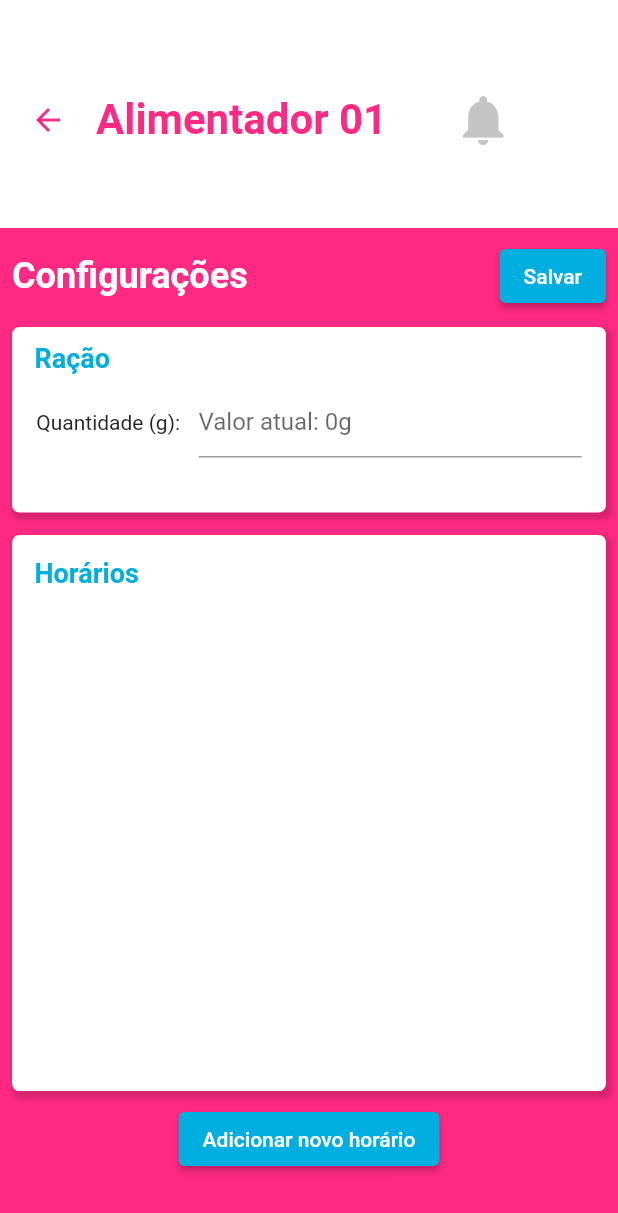
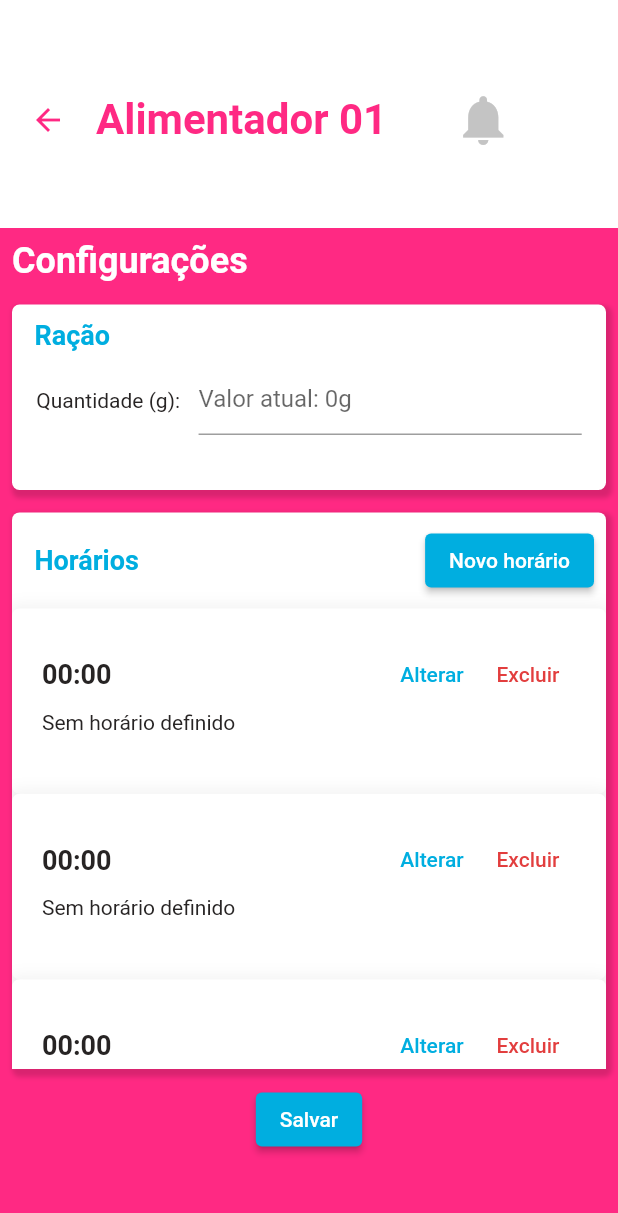
Before and after one commit to MateusLim4/PetEat, a Flutter app: the ConfigPage screen opened by its route, after a tap on "Salvar", on a phone screen of 412 x 824 dp. Shown: the top 1213 px of the screen. Run offline on Flutter 3.47's test engine with Material 2 defaults, Android fonts, the phone set to English and light mode, and no system bars; our stand-ins replace firebase_core, fl_chart, google_fonts, google_sign_in, shared_preferences; missing offline and left inert: firebase_core_web, google_sign_in_web, shared_preferences_web; accounts and stored records are empty; Roboto replaces fonts that are missing (Sunflower).

Commit message:
alteração configurações

```diff
--- a/peteat/lib/modules/config/config_page.dart
+++ b/peteat/lib/modules/config/config_page.dart
@@ -1,10 +1,8 @@
 import 'package:flutter/material.dart';
-import 'package:peteat/share/models/hour_model.dart';
 import 'package:peteat/share/presets/app_colors.dart';
 import 'package:peteat/share/presets/app_text_style.dart';
-import 'package:peteat/share/widgets/hourlist/hour_list.dart';
-import 'package:peteat/share/widgets/hourlist/hour_list_controller.dart';
 import 'package:peteat/share/widgets/my-globals.dart';
+import 'package:peteat/share/widgets/timewidget/time_widget.dart';
 
 class ConfigPage extends StatefulWidget {
   const ConfigPage({Key? key}) : super(key: key);
@@ -21,7 +19,6 @@ class _ConfigPageState extends State<ConfigPage> {
     }
   }
 
-  final controller = HourListController();
   @override
   Widget build(BuildContext context) {
     final size = MediaQuery.of(context).size;
@@ -74,24 +71,10 @@ class _ConfigPageState extends State<ConfigPage> {
                       'Configurações',
                       style: TextStyles.titleHomeThin,
                     ),
-                    ElevatedButton(
-                      onPressed: () {
-                        quantAlimento();
-                        Navigator.pushReplacement(
-                            context,
-                            MaterialPageRoute(
-                                builder: (BuildContext context) =>
-                                    super.widget));
-                      },
-                      child: const Text('Salvar'),
-                      style: ButtonStyle(
-                          backgroundColor:
-                              MaterialStateProperty.all(AppColors.secondary)),
-                    )
                   ],
                 ),
                 Padding(
-                  padding: const EdgeInsets.only(top: 10.0),
+                  padding: const EdgeInsets.only(top: 15.0),
                   child: Container(
                       height: size.height * 0.15,
                       width: size.width,
@@ -165,6 +148,10 @@ class _ConfigPageState extends State<ConfigPage> {
                           Column(
                             crossAxisAlignment: CrossAxisAlignment.stretch,
                             children: [
+                              Row(
+                                mainAxisAlignment:
+                                    MainAxisAlignment.spaceBetween,
+                                children: [
                                   Padding(
                                     padding: const EdgeInsets.all(15),
                                     child: Text('Horários',
@@ -172,8 +159,23 @@ class _ConfigPageState extends State<ConfigPage> {
                                   ),
                                   Padding(
                                     padding: const EdgeInsets.all(8.0),
-                                child: HourListWidget(key: UniqueKey()),
+                                    child: ElevatedButton(
+                                      onPressed: () {
+                                        Navigator.pushNamed(
+                                            context, '/changeTime');
+                                      },
+                                      child: const Text('Novo horário'),
+                                      style: ButtonStyle(
+                                          backgroundColor:
+                                              MaterialStateProperty.all(
+                                                  AppColors.secondary)),
                                     ),
+                                  ),
+                                ],
+                              ),
+                              TimeWidget(),
+                              TimeWidget(),
+                              TimeWidget(),
                             ],
                           ),
                         ],
@@ -182,12 +184,16 @@ class _ConfigPageState extends State<ConfigPage> {
                   ),
                 ),
                 Padding(
-                  padding: const EdgeInsets.all(8.0),
+                  padding: const EdgeInsets.all(10),
                   child: ElevatedButton(
                     onPressed: () {
-                      Navigator.pushNamed(context, '/changeTime');
+                      quantAlimento();
+                      Navigator.pushReplacement(
+                          context,
+                          MaterialPageRoute(
+                              builder: (BuildContext context) => super.widget));
                     },
-                    child: const Text('Adicionar novo horário'),
+                    child: const Text('Salvar'),
                     style: ButtonStyle(
                         backgroundColor:
                             MaterialStateProperty.all(AppColors.secondary)),
--- a/peteat/lib/modules/home/home2.dart
+++ b/peteat/lib/modules/home/home2.dart
@@ -1,5 +1,4 @@
 import 'package:flutter/material.dart';
-import 'package:peteat/share/models/user_model.dart';
 import 'package:peteat/share/presets/app_colors.dart';
 import 'package:peteat/share/presets/app_text_style.dart';
 import 'package:peteat/share/widgets/my-globals.dart';
--- a/peteat/lib/share/models/hour_model.dart
+++ /dev/null
@@ -1,48 +0,0 @@
-import 'dart:convert';
-
-class HourModel {
-  final String? hora;
-  final String? semana;
-  HourModel({this.semana, this.hora});
-
-  HourModel copyWith({
-    String? hora,
-    String? semana,
-  }) {
-    return HourModel(
-      hora: this.hora,
-      semana: this.semana,
-    );
-  }
-
-  Map<String, dynamic> toMap() {
-    return {
-      'hora': hora,
-      'semana': semana,
-    };
-  }
-
-  factory HourModel.fromMap(Map<String, dynamic> map) {
-    return HourModel(
-      hora: map['hora'],
-      semana: map['semana'],
-    );
-  }
-
-  String toJson() => json.encode(toMap());
-
-  factory HourModel.fromJson(String source) =>
-      HourModel.fromMap(json.decode(source));
-
-  @override
-  bool operator ==(Object other) {
-    if (identical(this, other)) return true;
-
-    return other is HourModel && other.hora == hora && other.semana == semana;
-  }
-
-  @override
-  int get hashCode {
-    return hora.hashCode ^ semana.hashCode;
-  }
-}
--- a/peteat/lib/share/widgets/hourlist/hour_list.dart
+++ /dev/null
@@ -1,36 +0,0 @@
-import 'package:flutter/material.dart';
-import 'package:peteat/share/models/hour_model.dart';
-import 'package:peteat/share/widgets/timewidget/time_widget.dart';
-import 'hour_list_controller.dart';
-
-class HourListWidget extends StatefulWidget {
-  const HourListWidget({Key? key}) : super(key: key);
-
-  @override
-  _HourListWidget createState() => _HourListWidget();
-}
-
-class _HourListWidget extends State<HourListWidget> {
-  final controller = HourListController();
-
-  @override
-  void dispose() {
-    controller.dispose();
-    super.dispose();
-  }
-
-  @override
-  Widget build(BuildContext context) {
-    return ValueListenableBuilder<List<HourModel>>(
-        valueListenable: controller.hourNotifier,
-        builder: (_, horas, __) => Column(
-              children: horas
-                  .map(
-                    (e) => TimeWidget(
-                      data: e,
-                    ),
-                  )
-                  .toList(),
-            ));
-  }
-}
--- a/peteat/lib/share/widgets/hourlist/hour_list_controller.dart
+++ /dev/null
@@ -1,27 +0,0 @@
-import 'package:flutter/material.dart';
-import 'package:peteat/share/models/hour_model.dart';
-
-import 'package:shared_preferences/shared_preferences.dart';
-
-class HourListController {
-  final hourNotifier = ValueNotifier<List<HourModel>>(<HourModel>[]);
-
-  List<HourModel> get horas => hourNotifier.value;
-  set horas(List<HourModel> value) => hourNotifier.value = value;
-
-  HourListController() {
-    getHours();
-  }
-
-  void getHours() async {
-    try {
-      final instance = await SharedPreferences.getInstance();
-      final response = instance.getStringList('Horas');
-      horas = response!.map((e) => HourModel.fromJson(e)).toList();
-    } catch (e) {}
-  }
-
-  void dispose() {
-    hourNotifier.dispose();
-  }
-}
--- a/peteat/lib/share/widgets/timewidget/time_widget.dart
+++ b/peteat/lib/share/widgets/timewidget/time_widget.dart
@@ -1,52 +1,26 @@
 import 'package:flutter/material.dart';
-import 'package:peteat/share/models/hour_model.dart';
+
 import 'package:peteat/share/presets/app_colors.dart';
+import 'package:peteat/share/presets/app_text_style.dart';
 import 'package:peteat/share/widgets/my-globals.dart';
 import 'hours_little.dart';
 
-class TimeWidget extends StatefulWidget {
-  final HourModel data;
-  const TimeWidget({Key? key, required this.data}) : super(key: key);
-
-  @override
-  State<TimeWidget> createState() => _TimeWidgetState();
-}
-
-class _TimeWidgetState extends State<TimeWidget> {
-  @override
-  double _animatedHeight = 0;
+class TimeWidget extends StatelessWidget {
+  const TimeWidget({Key? key}) : super(key: key);
 
   @override
   Widget build(BuildContext context) {
-    final HourModel data;
     final size = MediaQuery.of(context).size;
-    bool _visible = true;
-    var hora = Hour();
 
-    return Card(
-      child: Column(
-        mainAxisAlignment: MainAxisAlignment.center,
-        children: <Widget>[
-          GestureDetector(
-            onTap: () => setState(() {
-              _animatedHeight != 0.0
-                  ? _animatedHeight = 0.0
-                  : _animatedHeight = 70;
-              setState(
-                () {
-                  _visible = !_visible;
-                },
-              );
-            }),
-            child: Container(
-                height: size.height * 0.1,
+    return Container(
+        height: size.height * 0.15,
         width: size.width,
         decoration: BoxDecoration(
           borderRadius: BorderRadius.circular(5),
           color: AppColors.titleWhite,
           boxShadow: [
             BoxShadow(
-                      color: Colors.black.withOpacity(0.02),
+              color: Colors.black.withOpacity(0.05),
               spreadRadius: 2,
               blurRadius: 8,
               offset: const Offset(0, 0), // changes position of shadow
@@ -54,68 +28,42 @@ class _TimeWidgetState extends State<TimeWidget> {
           ],
         ),
         child: Padding(
-                  padding: const EdgeInsets.all(15),
-                  child: Row(
+          padding: const EdgeInsets.all(20),
+          child: Column(
+            crossAxisAlignment: CrossAxisAlignment.stretch,
+            children: [
+              Row(
                 mainAxisAlignment: MainAxisAlignment.spaceBetween,
                 children: [
-                      Column(
-                        crossAxisAlignment: CrossAxisAlignment.start,
+                  Text(
+                    '00:00',
+                    style: TextStyles.textBlack,
+                  ),
+                  Row(
                     children: [
-                          Text(''),
-                          Text(message, style: TextStyle(fontSize: 11)),
-                        ],
+                      TextButton(
+                        child: const Text('Alterar',
+                            style: TextStyle(color: AppColors.secondary)),
+                        onPressed: () {
+                          Navigator.pushNamed(context, '/changeTime');
+                        },
                       ),
-                      SizedBox(
-                          height: 20,
-                          child: Image.asset('assets/images/bleach.png'))
-                    ],
-                  ),
-                )),
-          ),
-          AnimatedContainer(
-            duration: const Duration(milliseconds: 120),
-            child: Container(
-                height: 1,
-                width: size.width,
-                decoration: BoxDecoration(
-                  borderRadius: const BorderRadius.only(
-                      bottomLeft: Radius.circular(5),
-                      bottomRight: Radius.circular(5)),
-                  color: AppColors.titleWhite,
-                  boxShadow: [
-                    BoxShadow(
-                      color: Colors.black.withOpacity(0.02),
-                      spreadRadius: 2,
-                      blurRadius: 8,
-                      offset: const Offset(0, 0), // changes position of shadow
+                      TextButton(
+                        child: const Text('Excluir',
+                            style: TextStyle(color: AppColors.buttonRed)),
+                        onPressed: () {},
                       ),
                     ],
                   ),
-                child: Row(
-                  mainAxisAlignment: MainAxisAlignment.spaceAround,
-                  children: [
-                    ElevatedButton(
-                        child: Text('Excluir'),
-                        onPressed: () {},
-                        style: ButtonStyle(
-                            backgroundColor: MaterialStateProperty.all(
-                                AppColors.buttonRed))),
-                    ElevatedButton(
-                      child: Text('Alterar'),
-                      onPressed: () {
-                        Navigator.pushNamed(context, '/changeTime');
-                      },
-                      style: ButtonStyle(
-                        backgroundColor:
-                            MaterialStateProperty.all(AppColors.secondary),
-                      ),
-                    )
-                  ],
-                )),
-            height: _animatedHeight,
-          )
                 ],
               ),
-    );
+              Text(
+                'Sem horário definido',
+                style: TextStyles.textBlackLight,
+              ),
+              Row(),
+            ],
+          ),
+        ));
   }
 }
```
Also changed, not shown: peteat/lib/modules/form/form_controller.dart (deleted, +0 -30 lines), peteat/lib/modules/form/form_page.dart (+7 -14 lines), peteat/lib/share/widgets/timewidget/time_widget copy.dart (added, +113 -0 lines). Lines whose indentation alone changed are shown as unchanged.
